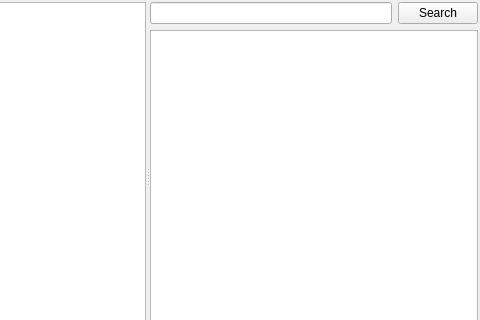
The window that zsearchtab.ui (kernel1024/qmanga) describes before a commit, drawn with Qt 5; both pictures show x 184 to 664 and y 0 to 320 of the 664 by 494 pixel window.
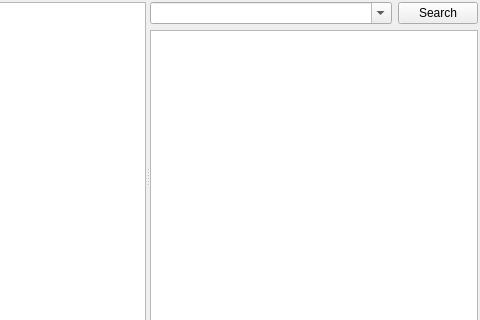
The same window after the commit.

The edit to the form file:
```diff
--- a/zsearchtab.ui
+++ b/zsearchtab.ui
@@ -34,7 +34,17 @@
        <item>
         <layout class="QHBoxLayout" name="horizontalLayout_4">
          <item>
-          <widget class="QLineEdit" name="srcEdit"/>
+          <widget class="QComboBox" name="srcEdit">
+           <property name="sizePolicy">
+            <sizepolicy hsizetype="Expanding" vsizetype="Fixed">
+             <horstretch>0</horstretch>
+             <verstretch>0</verstretch>
+            </sizepolicy>
+           </property>
+           <property name="editable">
+            <bool>true</bool>
+           </property>
+          </widget>
          </item>
          <item>
           <widget class="QPushButton" name="srcEditBtn">
```
Left out of the diff: 23 changed lines with no effect on the pictures.
